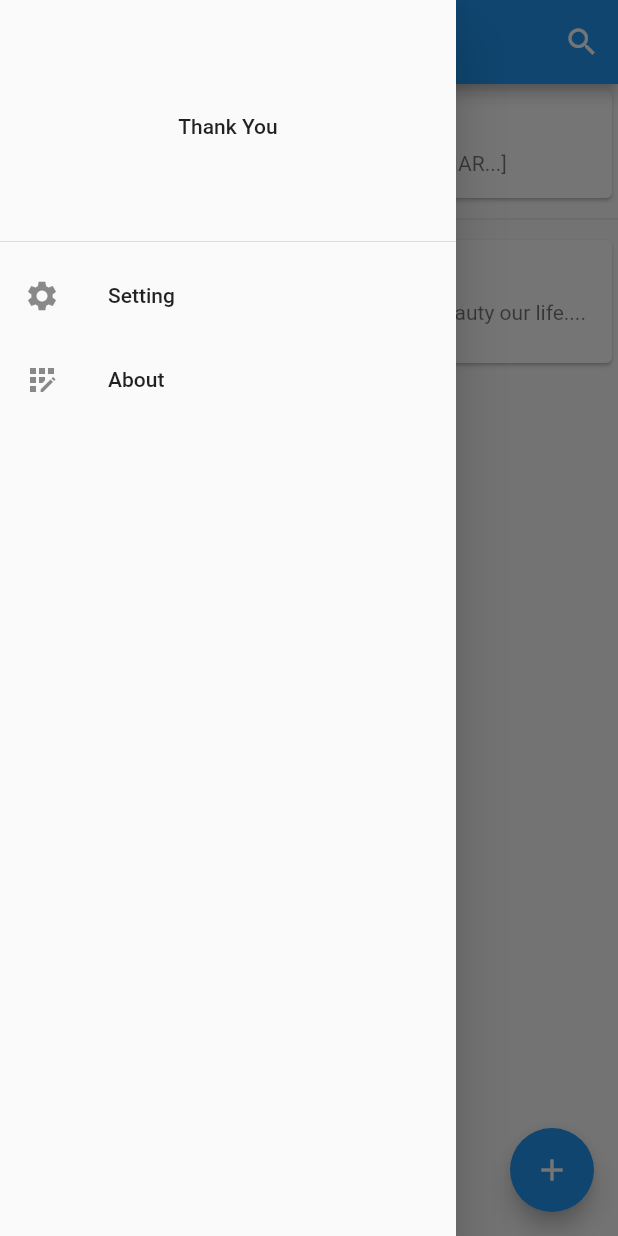
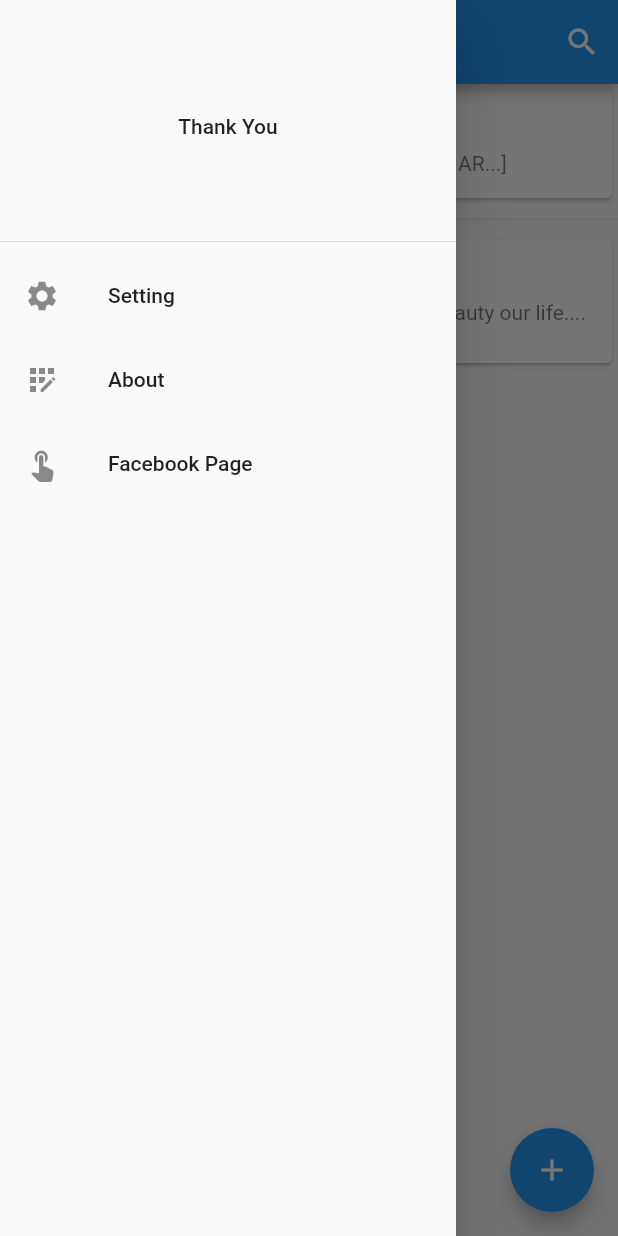
Before and after one commit to aungkoman/thank-book, a Flutter app: the screen it shows after launch, with the side drawer open, on a phone screen of 412 x 824 dp. Run offline on Flutter 3.47's test engine with Material 2 defaults, Android fonts, the phone set to English and light mode, and no system bars; our stand-ins replace flutter_datetime_picker, flutter_local_notifications, rxdart, shared_preferences, sqflite, timezone; accounts and stored records are empty.

Commit message:
version 1 release

```diff
--- a/lib/componets/main-drawer.dart
+++ b/lib/componets/main-drawer.dart
@@ -1,6 +1,8 @@
 import 'package:flutter/material.dart';
+import 'package:thank_book/data/open-facebook.dart';
 import 'package:thank_book/routes/about-app.dart';
 import 'package:thank_book/routes/setting.dart';
+import 'package:url_launcher/url_launcher.dart';
 
 class MainDrawer extends StatelessWidget {
   @override
@@ -29,8 +31,20 @@ class MainDrawer extends StatelessWidget {
                 Navigator.pushNamed(context, AboutApp.routeName);
               },
             ),
+            ListTile(
+              leading: Icon(Icons.touch_app),
+              title: Text("Facebook Page"),
+              onTap: (){
+                print("listTile About onTap");
+                Navigator.pop(context); // close the drawer
+                //Navigator.pushNamed(context, AboutApp.routeName);
+                OpenFacebook.openFacebook();
+                //_openFacebook();
+              },
+            ),
           ]
       ),
     );
   }
+
 }
--- a/lib/main.dart
+++ b/lib/main.dart
@@ -44,6 +44,9 @@ Future<void> _configureLocalTimeZone() async {
 void main() async{
   WidgetsFlutterBinding.ensureInitialized(); // sqflite  ပဲ ဖြစ်ဖြစ် thirdparty package တွေ သုံးတဲ့အခါ
 
+
+  // Or add a list of test ids.
+  // Admob.initialize(testDeviceIds: ['YOUR DEVICE ID']);
   /* the following section is intended for local notification */
   // ဒေသစံတော်ချိန် ကိုက်ညီဖို့အတွက် Time Zone တွေ ပြင်ထားပေးရမယ် မဖြစ်မနေ
   await _configureLocalTimeZone();
--- a/lib/routes/about-app.dart
+++ b/lib/routes/about-app.dart
@@ -1,4 +1,5 @@
 import 'package:flutter/material.dart';
+import 'package:thank_book/data/open-facebook.dart';
 
 class AboutApp extends StatelessWidget {
   static const String routeName = "/about-app";
@@ -11,6 +12,10 @@ class AboutApp extends StatelessWidget {
       body: Center(
         child: Text("Thank Book is developed by MmSoftware100"),
       ),
+      floatingActionButton: FloatingActionButton(
+        onPressed: (){ OpenFacebook.openFacebook();},
+        child: Icon(Icons.favorite),
+      ),
     );
     /*
     return Center(
--- a/lib/routes/home-page.dart
+++ b/lib/routes/home-page.dart
@@ -1,9 +1,6 @@
-import 'dart:io';
-
 import 'package:flutter/cupertino.dart';
 import 'package:flutter/material.dart';
-import 'package:flutter_local_notifications/flutter_local_notifications.dart';
-import 'package:path_provider/path_provider.dart';
+
 import 'package:shared_preferences/shared_preferences.dart';
 import 'package:thank_book/componets/main-drawer.dart';
 import 'package:thank_book/data/notification-class.dart';
@@ -11,11 +8,10 @@ import 'package:thank_book/data/thank-constant.dart';
 import 'package:thank_book/data/thank-note-db.dart';
 import 'package:thank_book/data/thank-note.dart';
 import 'package:thank_book/data/thank-search-delicate.dart';
-import 'package:thank_book/main.dart';
-import 'package:thank_book/routes/notification-receiver.dart';
+
 import 'package:thank_book/routes/thank-detail.dart';
 import 'package:thank_book/routes/thank-form.dart';
-import 'package:http/http.dart' as http;
+
 import 'package:thank_book/style/thank-text-style.dart';
 
 class HomePage extends StatefulWidget {
@@ -25,7 +21,9 @@ class HomePage extends StatefulWidget {
 }
 
 class _HomePageState extends State<HomePage> {
-
+  // AdmobBannerSize bannerSize;
+  // AdmobInterstitial interstitialAd;
+  // AdmobReward rewardAd;
   // final List<String> list = List.generate(10, (index) => "Text $index");
   final ThankNoteDb thankNoteDb = ThankNoteDb();
   List<ThankNote> thankNotes = [
@@ -38,12 +36,38 @@ class _HomePageState extends State<HomePage> {
   bool dailyNotificationStatus;
   DateTime dailyNotificationTime;
 
+  GlobalKey<ScaffoldState> scaffoldState = GlobalKey();
+  // AdmobBannerSize bannerSize;
+  // AdmobInterstitial interstitialAd;
+  // AdmobReward rewardAd;
+
   @override
   void initState() {
     // TODO: implement initState
     print("HomePage initState");
     super.initState();
     initialize();
+
+    //bannerSize = AdmobBannerSize.BANNER;
+    //
+    // interstitialAd = AdmobInterstitial(
+    //   adUnitId: getInterstitialAdUnitId(),
+    //   listener: (AdmobAdEvent event, Map<String, dynamic> args) {
+    //     if (event == AdmobAdEvent.closed) interstitialAd.load();
+    //     handleEvent(event, args, 'Interstitial');
+    //   },
+    // );
+    //
+    // rewardAd = AdmobReward(
+    //   adUnitId: getRewardBasedVideoAdUnitId(),
+    //   listener: (AdmobAdEvent event, Map<String, dynamic> args) {
+    //     if (event == AdmobAdEvent.closed) rewardAd.load();
+    //     handleEvent(event, args, 'Reward');
+    //   },
+    // );
+    //
+    // interstitialAd.load();
+    // rewardAd.load();
 
   } // initState
 
@@ -110,6 +134,7 @@ class _HomePageState extends State<HomePage> {
   @override
   Widget build(BuildContext context) {
     return Scaffold(
+      key: scaffoldState,
       appBar: AppBar(
         title: Text('Thank Book'),
         actions: [
--- a/lib/routes/myapp.dart
+++ b/lib/routes/myapp.dart
@@ -18,6 +18,7 @@ class MyApp extends StatelessWidget {
         AboutApp.routeName : (context) => AboutApp(),
         Setting.routeName : (context) => Setting(),
       },
+      debugShowCheckedModeBanner: false,
     );
   }
 }
--- a/pubspec.yaml
+++ b/pubspec.yaml
@@ -37,6 +37,7 @@ dependencies:
   device_info: ^0.4.2+4
   path_provider: ^1.6.7
   timezone: ^0.5.9
+  url_launcher: ^5.7.10
 
 dev_dependencies:
   flutter_test:
```
Also changed, not shown: lib/data/open-facebook.dart (added, +20 -0 lines), lib/routes/notification-receiver.dart (+17 -1 lines), lib/routes/thank-form.dart (+8 -5 lines), pubspec.lock, 2 other files.
